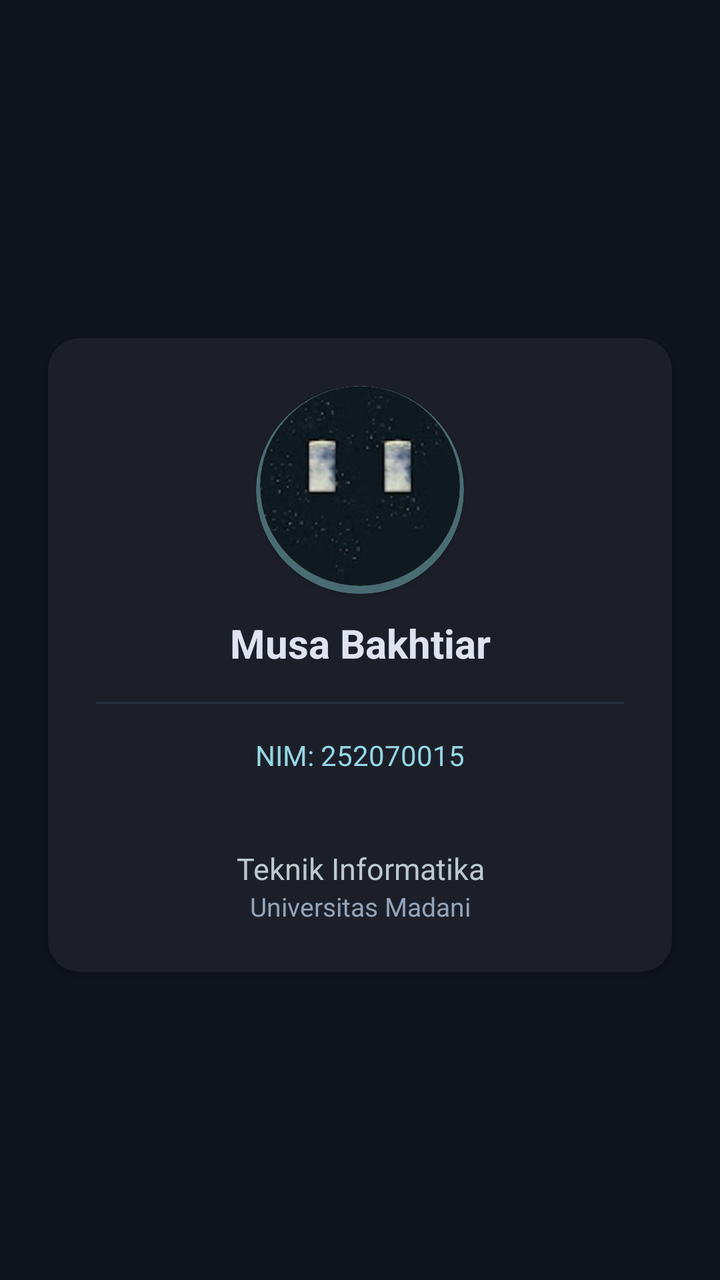
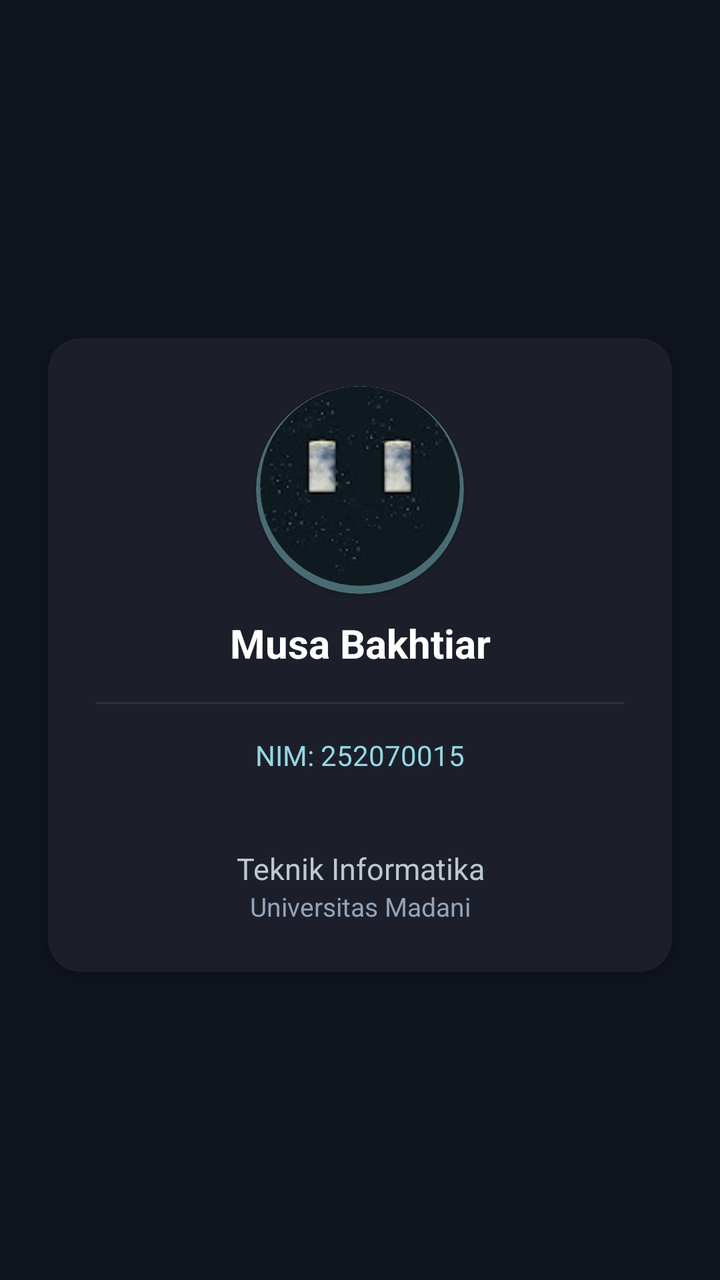

Before-and-after screenshots of an Android layout around one commit, followed by the original layout XML and the change that was made.
<!-- AndroidManifest.xml: application theme Theme.ProjectBio -->
<!-- res/layout/activity_main.xml -->
<?xml version="1.0" encoding="utf-8"?>
<androidx.constraintlayout.widget.ConstraintLayout xmlns:android="http://schemas.android.com/apk/res/android"
    xmlns:app="http://schemas.android.com/apk/res-auto"
    xmlns:tools="http://schemas.android.com/tools"
    android:id="@+id/main"
    android:layout_width="match_parent"
    android:layout_height="match_parent"
    android:background="#0f131d"
    tools:context=".MainActivity">

    <androidx.cardview.widget.CardView
        android:layout_width="0dp"
        android:layout_height="wrap_content"
        android:layout_marginLeft="24dp"
        android:layout_marginRight="24dp"
        app:cardBackgroundColor="#1C1F2A"
        app:cardCornerRadius="16dp"
        app:layout_constraintBottom_toBottomOf="parent"
        app:layout_constraintEnd_toEndOf="parent"
        app:layout_constraintStart_toStartOf="parent"
        app:layout_constraintTop_toTopOf="parent"
        app:layout_constraintVertical_bias="0.523">

        <LinearLayout
            android:layout_width="match_parent"
            android:layout_height="match_parent"
            android:orientation="vertical"
            android:padding="24sp">

            <androidx.cardview.widget.CardView
                android:layout_width="104dp"
                android:layout_height="104dp"
                android:layout_gravity="center_horizontal"
                app:cardBackgroundColor="#496C73"
                app:cardCornerRadius="52dp">

                <androidx.cardview.widget.CardView
                    android:layout_width="100dp"
                    android:layout_height="100dp"
                    android:layout_gravity="center_horizontal"
                    app:cardCornerRadius="50dp"
                    app:cardElevation="0dp">

                    <ImageView
                        android:id="@+id/imageView2"
                        android:layout_width="110dp"
                        android:layout_height="110dp"
                        android:layout_gravity="center_horizontal"
                        app:srcCompat="@drawable/foto_profile" />

                </androidx.cardview.widget.CardView>
            </androidx.cardview.widget.CardView>

            <Space
                android:layout_width="match_parent"
                android:layout_height="1dp"
                android:layout_marginTop="10dp" />

            <TextView
                android:id="@+id/textView2"
                android:layout_width="match_parent"
                android:layout_height="wrap_content"
                android:layout_gravity="center|center_horizontal"
                android:text="Musa Bakhtiar"
                android:textAlignment="center"
                android:textColor="#DFE2F1"
                android:textSize="20sp"
                android:textStyle="bold" />

            <View
                android:id="@+id/divider"
                android:layout_width="match_parent"
                android:layout_height="1dp"
                android:layout_marginTop="16dp"
                android:layout_marginBottom="16dp"
                android:background="#2A303F" />

            <TextView
                android:id="@+id/textView3"
                android:layout_width="match_parent"
                android:layout_height="wrap_content"
                android:layout_gravity="center_horizontal"
                android:text="NIM: 252070015"
                android:textAlignment="center"
                android:textColor="#94D7E2"
                android:textSize="14sp" />

            <Space
                android:layout_width="match_parent"
                android:layout_height="1dp"
                android:layout_marginTop="18dp"
                android:layout_marginBottom="18dp"
                android:background="#2A303F" />

            <TextView
                android:id="@+id/textView4"
                android:layout_width="match_parent"
                android:layout_height="wrap_content"
                android:layout_gravity="center_horizontal"
                android:text="Teknik Informatika"
                android:textAlignment="center"
                android:textColor="#BCC9CD"
                android:textSize="15sp" />

            <TextView
                android:id="@+id/textView"
                android:layout_width="match_parent"
                android:layout_height="wrap_content"
                android:text="Universitas Madani"
                android:textAlignment="center"
                android:textColor="#94A3B8"
                android:textSize="13sp" />

        </LinearLayout>
    </androidx.cardview.widget.CardView>
</androidx.constraintlayout.widget.ConstraintLayout>
<!-- resources referenced by this layout -->
<resources>
  <!-- drawable foto_profile: jpg bitmap (drawable, 3151 bytes) -->
  <style name="Theme.ProjectBio" parent="Base.Theme.ProjectBio" />
  <style name="Base.Theme.ProjectBio" parent="Theme.Material3.DayNight.NoActionBar">
          
          
      </style>
</resources>

<!-- the commit's change to res/layout/activity_main.xml (unified diff, before → after) -->
@@ -5,7 +5,7 @@
     android:id="@+id/main"
     android:layout_width="match_parent"
     android:layout_height="match_parent"
-    android:background="#0f131d"
+    android:background="@color/bg"
     tools:context=".MainActivity">
 
     <androidx.cardview.widget.CardView
@@ -13,7 +13,7 @@
         android:layout_height="wrap_content"
         android:layout_marginLeft="24dp"
         android:layout_marginRight="24dp"
-        app:cardBackgroundColor="#1C1F2A"
+        app:cardBackgroundColor="@color/bgCard"
         app:cardCornerRadius="16dp"
         app:layout_constraintBottom_toBottomOf="parent"
         app:layout_constraintEnd_toEndOf="parent"
@@ -63,7 +63,7 @@
                 android:layout_gravity="center|center_horizontal"
                 android:text="Musa Bakhtiar"
                 android:textAlignment="center"
-                android:textColor="#DFE2F1"
+                android:textColor="@color/white"
                 android:textSize="20sp"
                 android:textStyle="bold" />
 
@@ -113,4 +113,5 @@
 
         </LinearLayout>
     </androidx.cardview.widget.CardView>
+
 </androidx.constraintlayout.widget.ConstraintLayout>
<!-- resource entries referenced after the edit -->
@@ -1,5 +1,8 @@
 <!-- resources referenced by this layout -->
 <resources>
+  <color name="bg">#0f131d</color>
+  <color name="bgCard">#1C1F2A</color>
+  <color name="white">#FFFFFFFF</color>
   <!-- drawable foto_profile: jpg bitmap (drawable, 3151 bytes) -->
   <style name="Theme.ProjectBio" parent="Base.Theme.ProjectBio" />
   <style name="Base.Theme.ProjectBio" parent="Theme.Material3.DayNight.NoActionBar">
